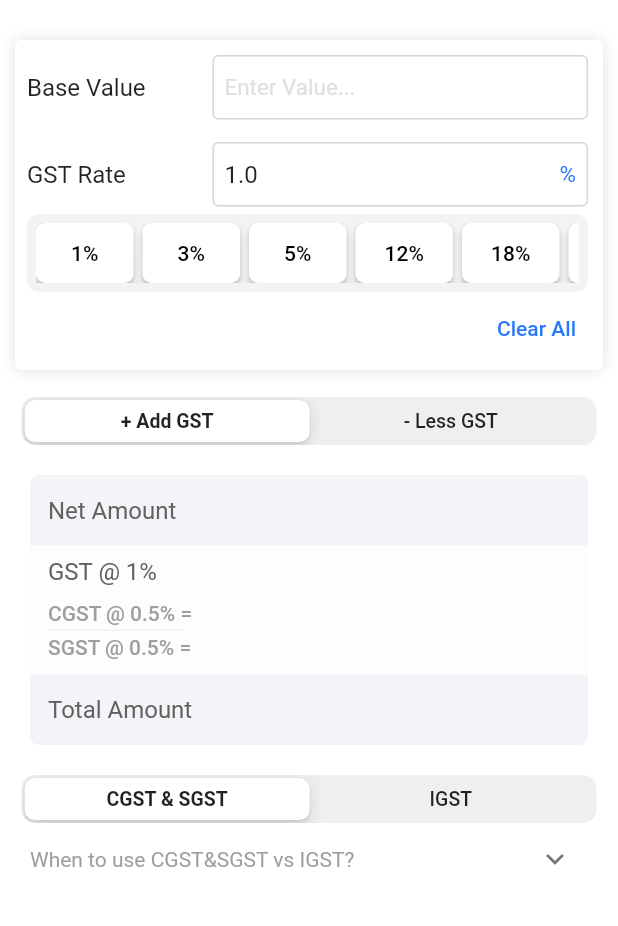
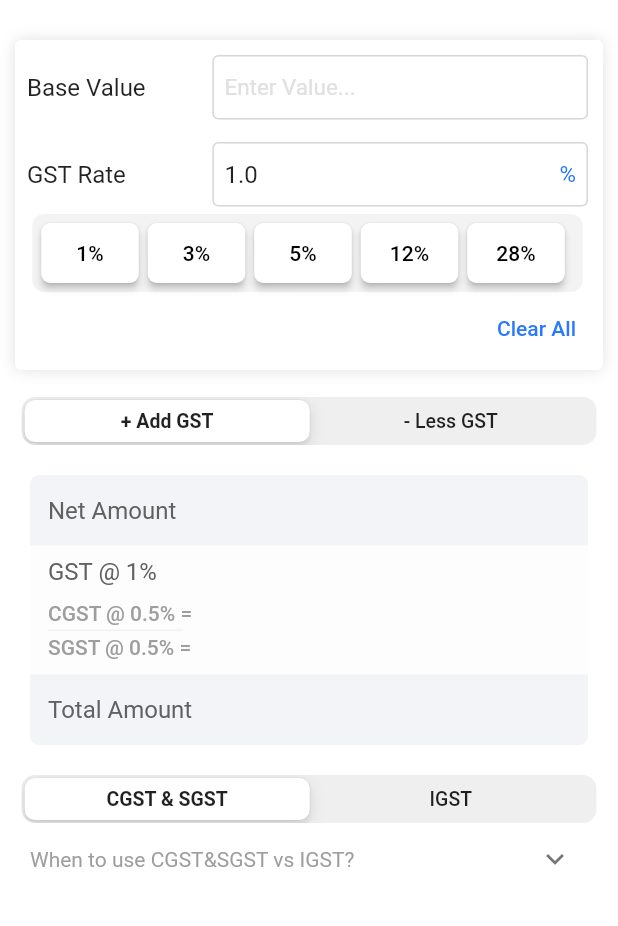
Before and after one commit to a-k-14/gst_now, a Flutter app: the screen it shows after launch, after a tap on "1%", on a phone screen of 412 x 824 dp, the part 59-985 px from its top. Run offline on Flutter 3.47's test engine with Material 2 defaults, Android fonts, the phone set to English and light mode, and no system bars.

Commit message:
Changed GST Rate Buttons to be generated from list of GST Rates

```diff
--- a/lib/custom_widgets.dart
+++ b/lib/custom_widgets.dart
@@ -1,33 +1,42 @@
 import 'package:flutter/cupertino.dart';
 import 'package:flutter/material.dart';
 import 'package:gst_calc/gst_calculator_brain.dart';
-
 import 'constants.dart';
-
 // This file stores the custom widgets
 
 // To create the GST Rate Buttons
 class GSTRateButton extends StatelessWidget {
-  // The rate to be displayed on the button
-  final String rate;
+  // The list of rates to be displayed as buttons
+  final List<String> gstRatesList;
   // To set the GST rate value into the respective TextField
   final Function onTap;
 
-  GSTRateButton({required this.rate, required this.onTap});
+  GSTRateButton({required this.gstRatesList, required this.onTap});
 
   @override
   Widget build(BuildContext context) {
     return Container(
+      // Contains the SCS with GST Rate Buttons
+      padding: EdgeInsets.all(kPadding - 4),
+      margin: EdgeInsets.only(top: 5),
+      decoration: BoxDecoration(
+        color: Color.fromARGB(22, 118, 118, 128),
+        borderRadius: BorderRadius.circular(kBorderRadius),
+      ),
+      child: SingleChildScrollView(
+        scrollDirection: Axis.horizontal,
+        child: Row(
+          children: [
+            for (String gstRate in gstRatesList)
+              Container(
                 // Width & height given to keep all boxes consistent
                 width: 65,
                 height: 40,
                 // Space between the buttons
                 margin: EdgeInsets.only(right: 6),
                 child: ElevatedButton(
-        child: Text(
-          rate,
-          style: TextStyle(color: Colors.black),
-        ),
+                  child:
+                      Text('$gstRate%', style: TextStyle(color: Colors.black)),
                   style: ElevatedButton.styleFrom(
                     // Button color
                     primary: Colors.white,
@@ -37,7 +46,13 @@
                       borderRadius: BorderRadius.circular(6),
                     ),
                   ),
-        onPressed: onTap as void Function()?,
+                  onPressed: () {
+                    onTap(gstRate);
+                  },
+                ),
+              ),
+          ],
+        ),
       ),
     );
   }
--- a/lib/main.dart
+++ b/lib/main.dart
@@ -9,11 +9,10 @@
 1. Initial Value - 12 digits incl decimal separator and 2 digits after decimal
 1. GST Rate - 8 digits incl decimal separator and 2 digits after decimal
 TODO: decimals precision - how many and option to set by user
-1. keyboard type in iOS and number validations in iOS
-2. Suffix %
+1. Base Value to Base Amount
+2.
 3. default rate
 4. edit rates and change the order
-5. Round icons in emulator
 */
 
 void main() => runApp(MyApp());
@@ -122,12 +121,12 @@
 
   // To set the gstRate into its TextField on click of GST Rate buttons
   // r is the rate of the respective GST Rate button
-  gstRateSetter(double r) {
+  gstRateSetter(String r) {
     // We use offset to avoid cursor moving to the beginning of the TextField
     gstRateController.value = TextEditingValue(
-      text: r.toString(),
+      text: '$r.0',
       selection: TextSelection.fromPosition(
-        TextPosition(offset: r.toString().length),
+        TextPosition(offset: r.length),
       ),
     );
   }
@@ -273,48 +272,9 @@
                     ),
                   ],
                 ),
-                Container(
-                  // Contains the SCS with GST Rate Buttons
-                  padding: EdgeInsets.all(kPadding - 4),
-                  margin: EdgeInsets.only(top: 5),
-                  decoration: BoxDecoration(
-                    color: Color.fromARGB(22, 118, 118, 128),
-                    borderRadius: BorderRadius.circular(kBorderRadius),
-                  ),
-                  child: SingleChildScrollView(
-                    scrollDirection: Axis.horizontal,
-                    child: Row(
-                      children: [
-                        GSTRateButton(
-                          rate: '1%',
-                          onTap: () {
-                            return gstRateSetter(1);
-                          },
-                        ),
-                        GSTRateButton(
-                          rate: '3%',
-                          onTap: () => gstRateSetter(3),
-                        ),
-                        GSTRateButton(
-                          rate: '5%',
-                          onTap: () => gstRateSetter(5),
-                        ),
-                        GSTRateButton(
-                          rate: '12%',
-                          onTap: () => gstRateSetter(12),
-                        ),
-                        GSTRateButton(
-                          rate: '18%',
-                          onTap: () => gstRateSetter(18),
-                        ),
-                        GSTRateButton(
-                          rate: '28%',
-                          onTap: () => gstRateSetter(28),
-                        ),
-                      ],
-                    ),
-                  ),
-                ),
+                GSTRateButton(
+                    gstRatesList: ['1', '3', '5', '12', '28'],
+                    onTap: gstRateSetter),
                 Align(
                   alignment: Alignment.centerRight,
                   child: TextButton(
```
Lines whose indentation alone changed are shown as unchanged.
